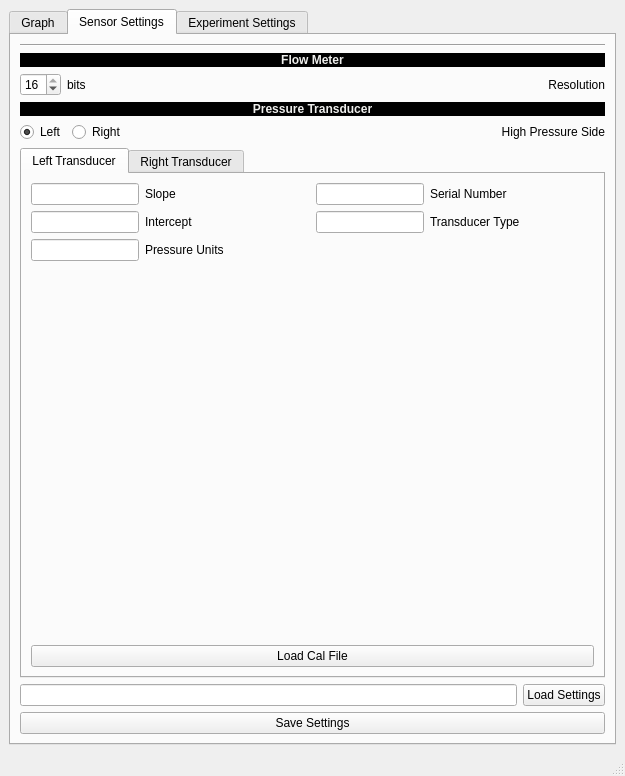
Above: src/python/flow_reader.ui from ljaworski88/flow_reader before the change. Below: the same form after it.
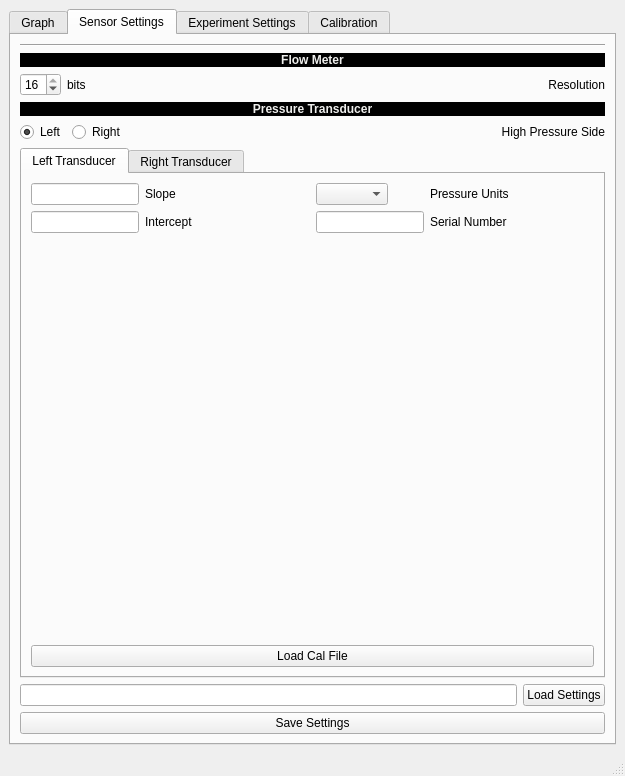
That is the form after the change. The open tabs and pages were chosen to show the change. Custom widgets are drawn as their Qt base class.

Commit message: Added in the reamining graphing functionality, prepped for the pressure readings, added a calibration tab and a few other small changes

What changed in the file:
```diff
--- a/src/python/flow_reader.ui
+++ b/src/python/flow_reader.ui
@@ -326,21 +326,18 @@
                     </property>
                    </widget>
                   </item>
-                  <item row="2" column="0">
-                   <widget class="QLineEdit" name="leftTransducerPressureUnitsLineEdit"/>
-                  </item>
-                  <item row="2" column="1">
-                   <widget class="QLabel" name="leftTransducerPressureUnitsLabel">
-                    <property name="text">
-                     <string>Pressure Units</string>
-                    </property>
-                   </widget>
-                  </item>
                  </layout>
                 </item>
                 <item>
                  <layout class="QFormLayout" name="leftTransducerIDFormLayout">
-                  <item row="0" column="0">
+                  <item row="0" column="1">
+                   <widget class="QLabel" name="leftTransducerPressureUnitsLabel">
+                    <property name="text">
+                     <string>Pressure Units</string>
+                    </property>
+                   </widget>
+                  </item>
+                  <item row="1" column="0">
                    <widget class="QLineEdit" name="leftTransducerSerialLineEdit">
                     <property name="toolTip">
                      <string>Left transducer serial number</string>
@@ -350,22 +347,15 @@
                     </property>
                    </widget>
                   </item>
-                  <item row="0" column="1">
+                  <item row="1" column="1">
                    <widget class="QLabel" name="leftTransducerSerialLabel">
                     <property name="text">
                      <string>Serial Number</string>
                     </property>
                    </widget>
                   </item>
-                  <item row="1" column="0">
-                   <widget class="QLineEdit" name="leftTransducerTypeLineEdit"/>
-                  </item>
-                  <item row="1" column="1">
-                   <widget class="QLabel" name="leftTransducerTypeLabel">
-                    <property name="text">
-                     <string>Transducer Type</string>
-                    </property>
-                   </widget>
+                  <item row="0" column="0">
+                   <widget class="QComboBox" name="leftTransducerUnitComboBox"/>
                   </item>
                  </layout>
                 </item>
@@ -712,6 +702,14 @@
         </item>
        </layout>
       </widget>
+      <widget class="QWidget" name="calibrationTab">
+       <property name="enabled">
+        <bool>true</bool>
+       </property>
+       <attribute name="title">
+        <string>Calibration</string>
+       </attribute>
+      </widget>
      </widget>
     </item>
    </layout>
```
Left out of the diff: 36 changed lines with no effect on the pictures. The commit also changes 3 other files.
